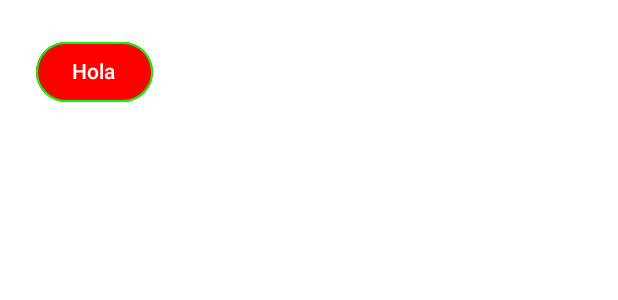
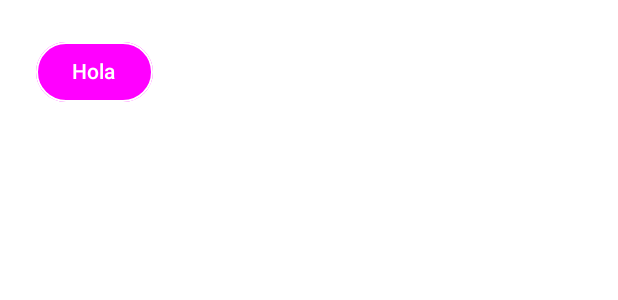
Before and after one commit to JeffersonCabello/JetPackComposeCatalog, an Android app built with Jetpack Compose: the @Preview function DefaultPreview, on a phone screen of 412 x 824 dp. Shown: the top 300 px of the screen. Run offline under Robolectric (Android 15) with nearby library versions, the phone set to English and light mode, and no system bars.

Commit message:
Boulevard of broken dreams

```diff
--- a/app/src/main/java/com/npcbalanzas/jetpackcomposecatalog/MainActivity.kt
+++ b/app/src/main/java/com/npcbalanzas/jetpackcomposecatalog/MainActivity.kt
@@ -59,9 +59,9 @@ fun MyButtonExample(){
         Button(onClick = {
 
         }, colors = ButtonDefaults.buttonColors(
-            containerColor = Color.Red,
+            containerColor = Color.Magenta,
             contentColor = Color.White
-        ), border = BorderStroke(1.dp,Color.Green)
+        ), border = BorderStroke(1.dp,Color.White)
         ) {
             Text(text = "Hola")
         }
```
